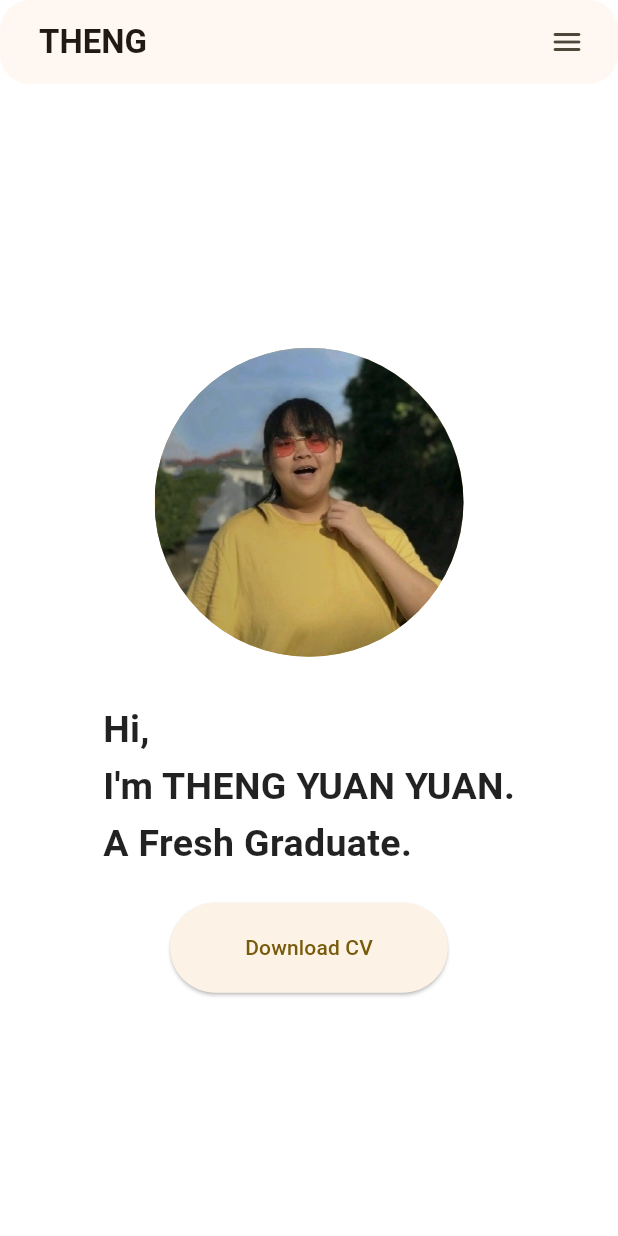
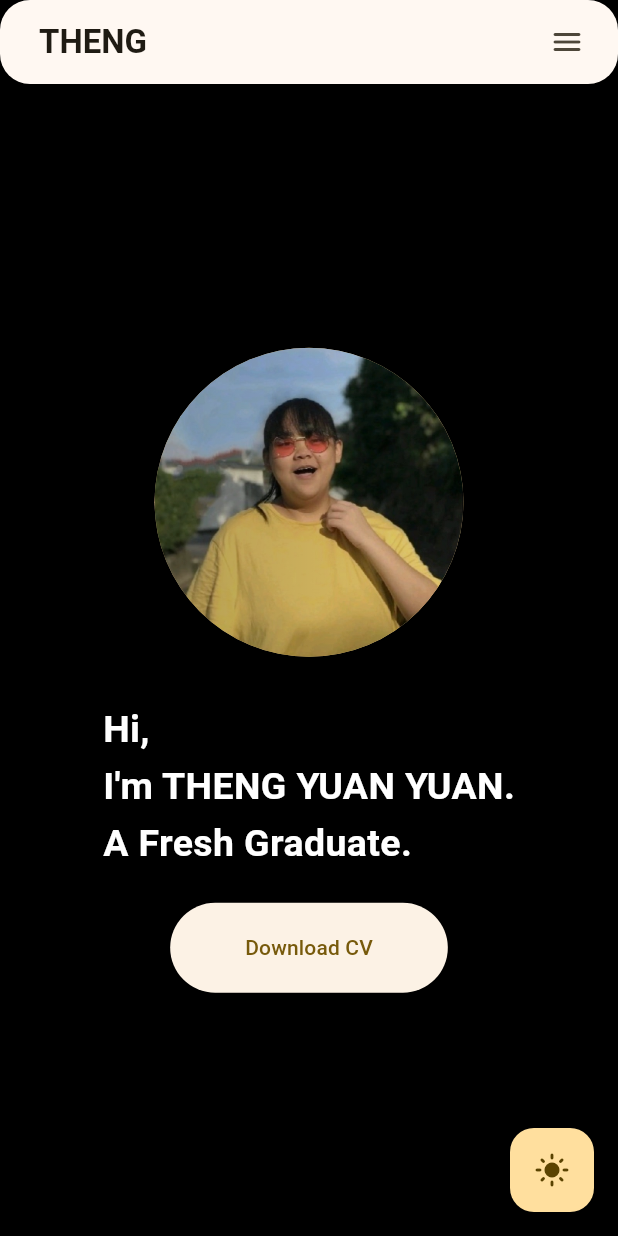
Before and after one commit to thengyuanyuan/my_portfolio, a Flutter app: the screen it shows after launch, on a phone screen of 412 x 824 dp. Run offline on Flutter 3.47's test engine with Material 3 defaults, Android fonts, the phone set to English and light mode, and no system bars; our stand-ins replace carousel_slider, responsive_builder; missing offline and left inert: dart:js, flutter_devicon.

Commit message:
button switch dark/light mode

```diff
--- /dev/null
+++ b/lib/config.dart
@@ -0,0 +1,3 @@
+import 'app_theme.dart';
+
+AppTheme currentTheme = AppTheme();
--- a/lib/main.dart
+++ b/lib/main.dart
@@ -1,4 +1,5 @@
 import 'package:flutter/material.dart';
+import 'package:my_portfolio/config.dart';
 import 'package:my_portfolio/constants/colors.dart';
 
 import 'pages/home_page.dart';
@@ -7,8 +8,21 @@ void main() {
   runApp(const MyApp());
 }
 
-class MyApp extends StatelessWidget {
+class MyApp extends StatefulWidget {
   const MyApp({super.key});
+
+  @override
+  State<MyApp> createState() => _MyAppState();
+}
+
+class _MyAppState extends State<MyApp> {
+  @override
+  void initState() {
+    super.initState();
+    currentTheme.addListener(() {
+      setState(() {});
+    });
+  }
 
   @override
   Widget build(BuildContext context) {
@@ -17,7 +31,7 @@ class MyApp extends StatelessWidget {
       title: 'ThengYuanYuan',
       theme: CustomTheme.lightTheme,
       darkTheme: CustomTheme.darkTheme,
-      themeMode: ThemeMode.light,
+      themeMode: currentTheme.currentTheme(),
       home: HomePage(),
     );
   }
--- a/lib/pages/home_page.dart
+++ b/lib/pages/home_page.dart
@@ -1,4 +1,5 @@
 import 'package:flutter/material.dart';
+import 'package:my_portfolio/config.dart';
 import 'package:responsive_builder/responsive_builder.dart';
 import '../widgets/contacts_section/contacts_section.dart';
 import '../widgets/footer.dart';
@@ -43,6 +44,16 @@ class HomePage extends StatelessWidget {
                 onCloseTap: () => scaffoldKey.currentState?.closeEndDrawer(),
               )
             : null,
+        floatingActionButton: FloatingActionButton(
+          onPressed: () {
+            currentTheme.switchTheme();
+          },
+          child: Icon(
+            currentTheme.currentTheme() == ThemeMode.light
+                ? Icons.dark_mode_rounded
+                : Icons.light_mode_rounded,
+          ),
+        ),
         body: CustomScrollView(
           slivers: [
             SliverAppBar(
--- a/lib/widgets/contacts_section/contacts_section.dart
+++ b/lib/widgets/contacts_section/contacts_section.dart
@@ -1,6 +1,5 @@
 import 'package:flutter/material.dart';
 import 'package:flutter_devicon/flutter_devicon.dart';
-import 'package:my_portfolio/constants/colors.dart';
 import 'package:my_portfolio/constants/sns_links.dart';
 import 'package:my_portfolio/styles/styles.dart';
 import 'package:responsive_builder/responsive_builder.dart';
@@ -52,8 +51,8 @@ class ContactsSection extends StatelessWidget {
                   width: double.maxFinite,
                   child: ElevatedButton(
                     onPressed: () {},
+                    style: kButtonStyle,
                     child: const Text("Get in touch"),
-                    style: kButtonStyle.copyWith(),
                   ),
                 ),
                 const SizedBox(
--- a/lib/widgets/projects_section/project_card.dart
+++ b/lib/widgets/projects_section/project_card.dart
@@ -7,8 +7,6 @@ import 'package:flutter_devicon/flutter_devicon.dart';
 import 'package:intl/intl.dart';
 
 import 'package:my_portfolio/models/project_model.dart';
-
-import '../../constants/colors.dart';
 
 class ProjectCardWidget extends StatelessWidget {
   final ProjectModel projectModel;
@@ -33,7 +31,7 @@ class ProjectCardWidget extends StatelessWidget {
           // crossAxisAlignment: CrossAxisAlignment.start,
           mainAxisSize: MainAxisSize.min,
           children: [
-            Container(
+            SizedBox(
               height: 150,
               width: 300,
               child: Stack(
--- a/lib/widgets/skills_section/skills_desktop.dart
+++ b/lib/widgets/skills_section/skills_desktop.dart
@@ -33,7 +33,7 @@ class SkillsDesktop extends StatelessWidget {
                       horizontal: 20,
                     ),
                     avatar: Icon(platformItemList[i].icon),
-                    labelPadding: EdgeInsets.only(left: 20.0),
+                    labelPadding: const EdgeInsets.only(left: 20.0),
                     label: SizedBox(
                       width: 300,
                       child: Text(platformItemList[i].title),
```
Also changed, not shown: lib/app_theme.dart (added, +14 -0 lines).
